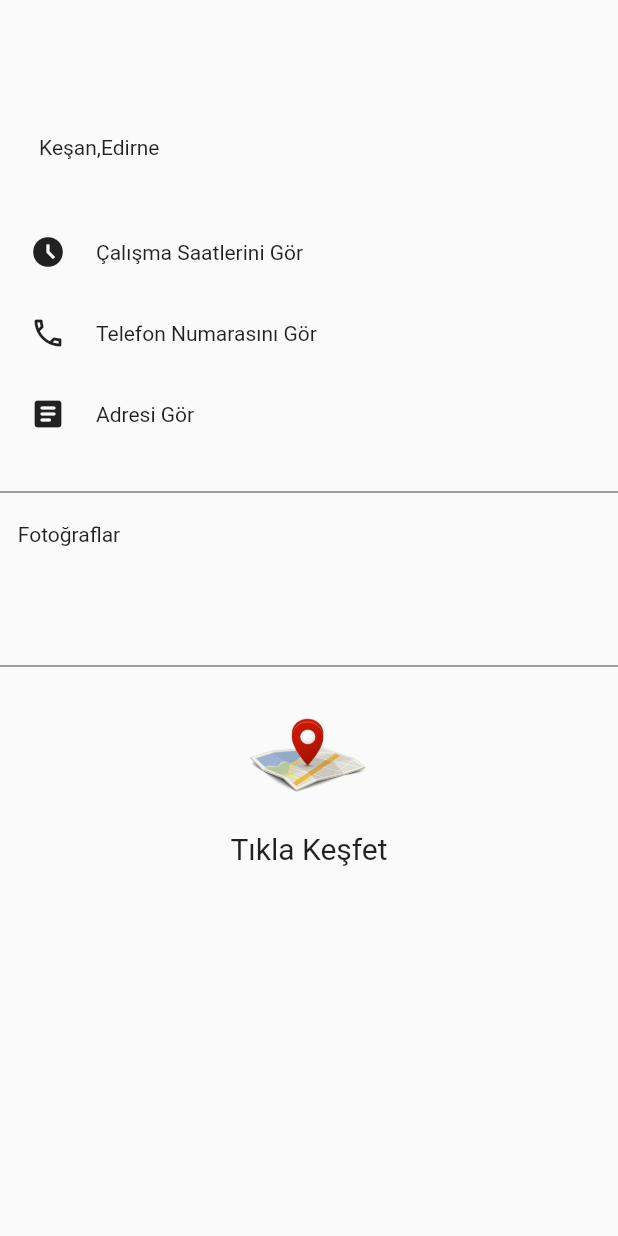
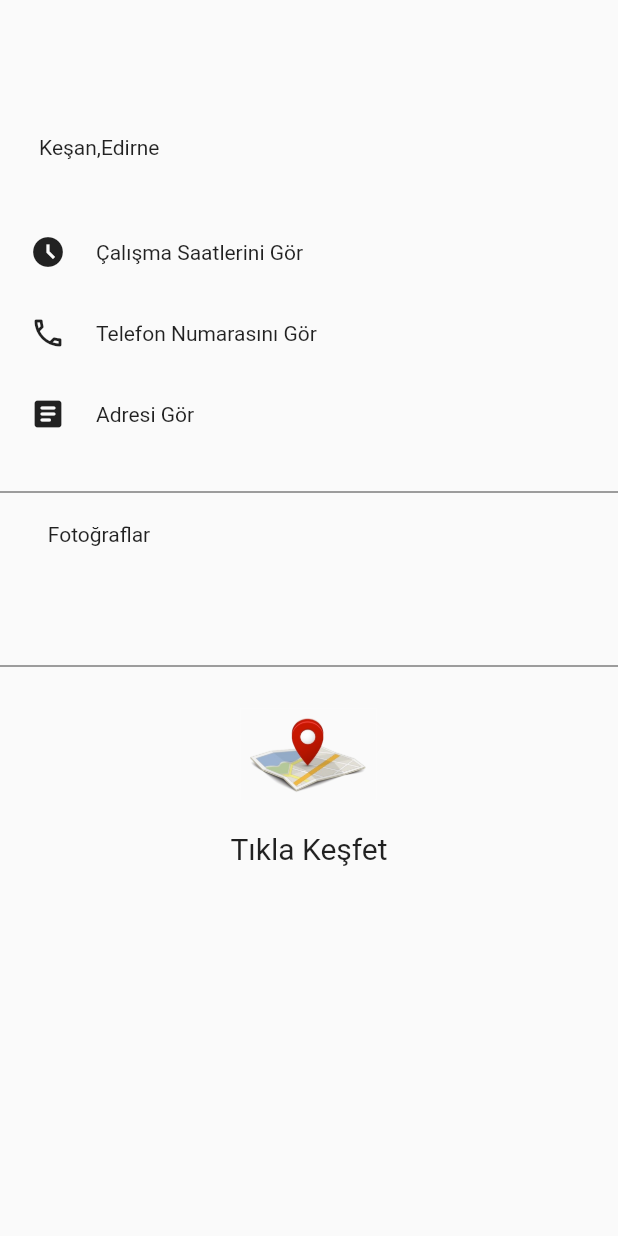
Before and after one commit to Grkmzdmr/Zomato-Clone-Flutter, a Flutter app: the DetailsPage screen opened directly with empty values, on a phone screen of 412 x 824 dp. Run offline on Flutter 3.47's test engine with Material 2 defaults, Android fonts, the phone set to English and light mode, and no system bars; network calls fail.

Commit message:
Zomato Clone c

```diff
--- a/lib/Views/Details_Page.dart
+++ b/lib/Views/Details_Page.dart
@@ -118,7 +118,7 @@ class _DetailsPageState extends State<DetailsPage> {
               color: Colors.black,
             ),
             Padding(
-              padding: const EdgeInsets.only(right: 320, top: 10),
+              padding: const EdgeInsets.only(right: 280, top: 10),
               child: Text("Fotoğraflar"),
             ),
             SizedBox(
```
Also changed, not shown: lib/Views/Main_Page.dart (+9 -5 lines).
